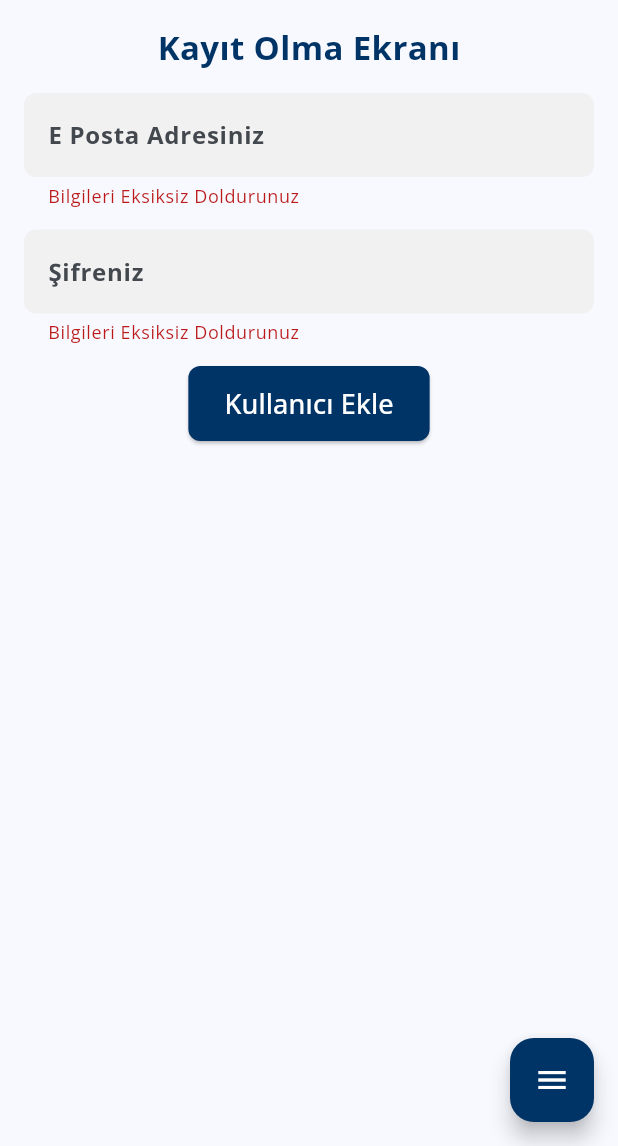
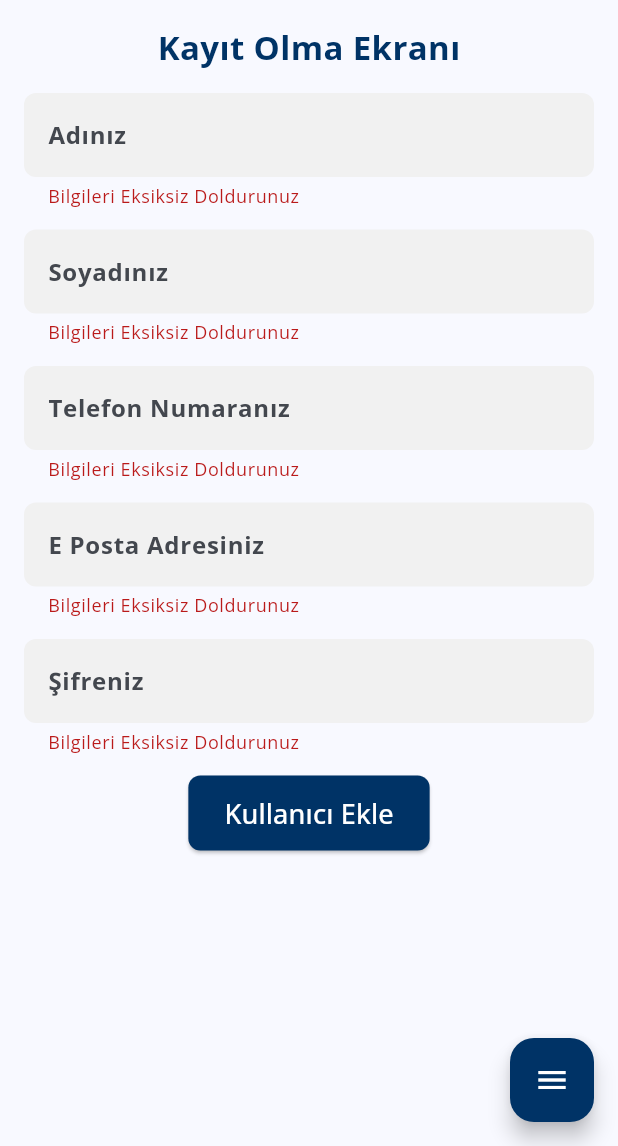
Before and after one commit to EmirhanErenn/Financial-Advisor-App, a Flutter app: the Admin_User_Add_Page screen opened by its route, after a tap on "Kullanıcı Ekle", on a phone screen of 412 x 824 dp, the part 90-1236 px from its top. Run offline on Flutter 3.47's test engine with Material 3 defaults, Android fonts, the light colour scheme and no system bars; our stand-ins replace cloud_firestore, firebase_auth, firebase_core, google_fonts; accounts and stored records are empty; Roboto replaces fonts that are missing (Poppins).

Commit message:
sidebar_and_firestore_update

```diff
--- a/lib/admin_home_page.dart
+++ b/lib/admin_home_page.dart
@@ -1,6 +1,6 @@
 import 'package:financial_advisor_app/widgets/SidebarWidget_Admin.dart';
 import 'package:flutter/material.dart';
-
+//code
 class AdminHomePage extends StatefulWidget {
   const AdminHomePage({Key? key}) : super(key: key);
 
--- a/lib/auth/admin_add_user_page.dart
+++ b/lib/auth/admin_add_user_page.dart
@@ -2,7 +2,7 @@ import 'package:firebase_auth/firebase_auth.dart';
 import 'package:flutter/material.dart';
 import 'package:financial_advisor_app/service/auth_service.dart';
 import 'package:financial_advisor_app/widgets/SidebarWidget_Admin.dart';
-
+//code
 class Admin_User_Add_Page extends StatefulWidget {
   const Admin_User_Add_Page({Key? key}) : super(key: key);
 
@@ -11,7 +11,7 @@ class Admin_User_Add_Page extends StatefulWidget {
 }
 
 class _Admin_User_Add_PageState extends State<Admin_User_Add_Page> {
-  late String email, password;
+  late String email, password, phoneNumber, name, surname;
   final formKey = GlobalKey<FormState>();
   final firebaseAuth = FirebaseAuth.instance;
   final authService = AuthService();
@@ -85,6 +85,12 @@ class _Admin_User_Add_PageState extends State<Admin_User_Add_Page> {
               children: [
                 buildTitleText(),
                 const SizedBox(height: 15),
+                nameTextField(),
+                const SizedBox(height: 15),
+                surnameTextField(),
+                const SizedBox(height: 15),
+                phoneNumberTextField(),
+                const SizedBox(height: 15),
                 emailTextField(),
                 const SizedBox(height: 15),
                 passwordTextField(),
@@ -133,6 +139,78 @@ class _Admin_User_Add_PageState extends State<Admin_User_Add_Page> {
     );
   }
 
+  TextFormField phoneNumberTextField() {
+    return TextFormField(
+      validator: (value) {
+        if (value!.isEmpty) {
+          return "Bilgileri Eksiksiz Doldurunuz";
+        } else {}
+      },
+      onSaved: (value) {
+        phoneNumber = value!;
+      },
+      obscureText: false,
+      style: const TextStyle(color: Colors.black, fontWeight: FontWeight.bold),
+      decoration: InputDecoration(
+        hintText: "Telefon Numaranız",
+        filled: true,
+        fillColor: const Color(0xFFF1F1F1),
+        border: OutlineInputBorder(
+          borderRadius: BorderRadius.circular(8.0),
+          borderSide: BorderSide.none,
+        ),
+      ),
+    );
+  }
+
+  TextFormField nameTextField() {
+    return TextFormField(
+      validator: (value) {
+        if (value!.isEmpty) {
+          return "Bilgileri Eksiksiz Doldurunuz";
+        } else {}
+      },
+      onSaved: (value) {
+        name = value!;
+      },
+      obscureText: false,
+      style: const TextStyle(color: Colors.black, fontWeight: FontWeight.bold),
+      decoration: InputDecoration(
+        hintText: "Adınız",
+        filled: true,
+        fillColor: const Color(0xFFF1F1F1),
+        border: OutlineInputBorder(
+          borderRadius: BorderRadius.circular(8.0),
+          borderSide: BorderSide.none,
+        ),
+      ),
+    );
+  }
+
+  TextFormField surnameTextField() {
+    return TextFormField(
+      validator: (value) {
+        if (value!.isEmpty) {
+          return "Bilgileri Eksiksiz Doldurunuz";
+        } else {}
+      },
+      onSaved: (value) {
+        surname = value!;
+      },
+      obscureText: false,
+      style: const TextStyle(color: Colors.black, fontWeight: FontWeight.bold),
+      decoration: InputDecoration(
+        hintText: "Soyadınız",
+        filled: true,
+        fillColor: const Color(0xFFF1F1F1),
+        border: OutlineInputBorder(
+          borderRadius: BorderRadius.circular(8.0),
+          borderSide: BorderSide.none,
+        ),
+      ),
+    );
+  }
+
   TextFormField emailTextField() {
     return TextFormField(
       validator: (value) {
@@ -161,7 +239,7 @@ class _Admin_User_Add_PageState extends State<Admin_User_Add_Page> {
       onPressed: () async {
         if (formKey.currentState!.validate()) {
           formKey.currentState!.save();
-          final result = await authService.signUp(email, password);
+          final result = await authService.signUp(email, password, name, surname, phoneNumber);
           if (result == "success") {
             formKey.currentState!.reset();
             ScaffoldMessenger.of(context).showSnackBar(
--- a/lib/auth/admin_login.dart
+++ b/lib/auth/admin_login.dart
@@ -2,8 +2,7 @@ import 'package:flutter/material.dart';
 import 'package:firebase_auth/firebase_auth.dart';
 import 'package:financial_advisor_app/service/auth_service.dart';
 
-//update
-
+//code
 class Admin_Login_Page extends StatefulWidget {
   const Admin_Login_Page({Key? key}) : super(key: key);
 
--- a/lib/auth/login.dart
+++ b/lib/auth/login.dart
@@ -2,8 +2,7 @@ import 'package:flutter/material.dart';
 import 'package:firebase_auth/firebase_auth.dart';
 import 'package:financial_advisor_app/service/auth_service.dart';
 
-//update
-
+//code
 class Login_Page extends StatefulWidget {
   const Login_Page({Key? key}) : super(key: key);
 
--- a/lib/customer_management.dart
+++ b/lib/customer_management.dart
@@ -1 +1 @@
-//a
+//code
--- a/lib/file_management.dart
+++ b/lib/file_management.dart
@@ -1 +1 @@
-//a
+//code
--- a/lib/main.dart
+++ b/lib/main.dart
@@ -12,7 +12,7 @@ import 'user_profile_page.dart';
 import 'user_profile_update.dart';
 import 'package:google_fonts/google_fonts.dart';
 
-//updatee
+//code
 void main() async {
   WidgetsFlutterBinding.ensureInitialized();
   await Firebase.initializeApp(
--- a/lib/update_password.dart
+++ b/lib/update_password.dart
@@ -1,5 +1,5 @@
 import 'package:flutter/material.dart';
-
+//code
 class UpdatePasswordPage extends StatelessWidget {
   const UpdatePasswordPage({super.key});
 
--- a/lib/user_home_page.dart
+++ b/lib/user_home_page.dart
@@ -1,6 +1,6 @@
 import 'package:financial_advisor_app/widgets/SidebarWidget_User.dart';
 import 'package:flutter/material.dart';
-
+//code
 class UserHomePage extends StatefulWidget {
   const UserHomePage({Key? key}) : super(key: key);
 
--- a/lib/user_payment_page.dart
+++ b/lib/user_payment_page.dart
@@ -1,7 +1,6 @@
 import 'package:financial_advisor_app/widgets/SidebarWidget_User.dart';
 import 'package:flutter/material.dart';
-//update
-
+//code
 class UserPaymentPage extends StatefulWidget {
   const UserPaymentPage({Key? key}) : super(key: key);
 
--- a/lib/user_profile_page.dart
+++ b/lib/user_profile_page.dart
@@ -1,6 +1,6 @@
 import 'package:financial_advisor_app/widgets/SidebarWidget_User.dart';
 import 'package:flutter/material.dart';
-
+//code
 class UserProfilePage extends StatefulWidget {
   const UserProfilePage({Key? key}) : super(key: key);
 
--- a/lib/user_profile_update.dart
+++ b/lib/user_profile_update.dart
@@ -1,6 +1,6 @@
 import 'package:flutter/material.dart';
 import 'package:financial_advisor_app/widgets/SidebarWidget_User.dart';
-
+//code
 class UserProfileUpdatePage extends StatefulWidget {
   const UserProfileUpdatePage({Key? key}) : super(key: key);
 
--- a/lib/widgets/SidebarWidget_Admin.dart
+++ b/lib/widgets/SidebarWidget_Admin.dart
@@ -1,5 +1,5 @@
 import 'package:flutter/material.dart';
-
+//code
 class SidebarWidget extends StatefulWidget {
   final bool isOpen;
   final VoidCallback onClose;
--- a/lib/widgets/SidebarWidget_User.dart
+++ b/lib/widgets/SidebarWidget_User.dart
@@ -1,5 +1,5 @@
 import 'package:flutter/material.dart';
-
+//code
 class SidebarWidget extends StatefulWidget {
   final bool isOpen;
   final VoidCallback onClose;
```
Also changed, not shown: lib/service/auth_service.dart (+27 -5 lines).
